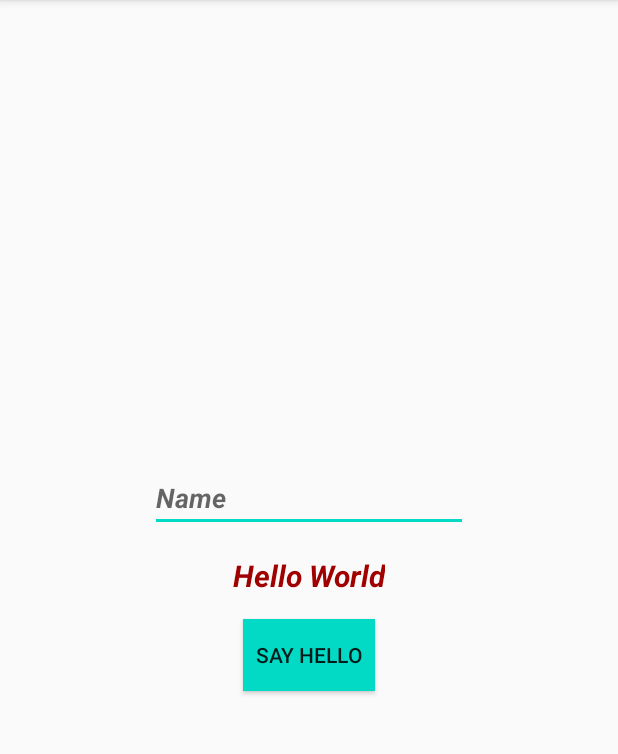
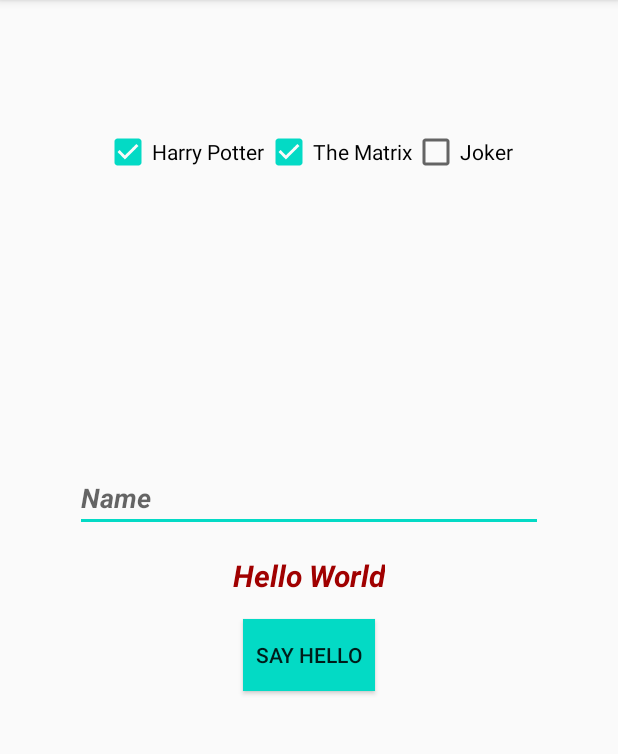
Before and after one commit to AtinAgnihotri/AndroidUiSandbox, an Android app: the screen it shows after launch (MainActivity), on a phone screen of 412 x 824 dp, the part 84-838 px from its top. Run offline under Robolectric (Android 15) with nearby library versions, the phone set to English and light mode, and no system bars.

```diff
--- a/app/src/main/java/com/atinagnihotri/uisandbox/MainActivity.java
+++ b/app/src/main/java/com/atinagnihotri/uisandbox/MainActivity.java
@@ -5,6 +5,8 @@ import androidx.appcompat.app.AppCompatActivity;
 import android.os.Bundle;
 import android.view.View;
 import android.widget.Button;
+import android.widget.CheckBox;
+import android.widget.CompoundButton;
 import android.widget.EditText;
 import android.widget.TextView;
 import android.widget.Toast;
@@ -13,6 +15,7 @@ public class MainActivity extends AppCompatActivity implements View.OnClickListe
 
     EditText edtTxtName;
     TextView textWelcome;
+    CheckBox chkBoxHarry, chkBoxMatrix, chkBoxJoker;
 
     @Override
     protected void onCreate(Bundle savedInstanceState) {
@@ -22,6 +25,9 @@ public class MainActivity extends AppCompatActivity implements View.OnClickListe
         Button btnHello = findViewById(R.id.btnHello);
         edtTxtName = findViewById(R.id.edtTxtName);
         textWelcome = findViewById(R.id.textWelcome);
+        chkBoxHarry = findViewById(R.id.chkBoxHarry);
+        chkBoxMatrix = findViewById(R.id.chkBoxMatrix);
+        chkBoxJoker = findViewById(R.id.chkBoxJoker);
 
 //        (Way # 3)
         btnHello.setOnClickListener(this);
@@ -42,6 +48,24 @@ public class MainActivity extends AppCompatActivity implements View.OnClickListe
             public boolean onLongClick(View v) {
                 Toast.makeText(MainActivity.this, "Long Pressed", Toast.LENGTH_LONG).show();
                 return true;
+            }
+        });
+
+        if (chkBoxHarry.isChecked()){
+            Toast.makeText(MainActivity.this, "You have watched Harry Porter", Toast.LENGTH_SHORT).show();
+        } else {
+            Toast.makeText(MainActivity.this, "You need to watch Harry Porter", Toast.LENGTH_SHORT).show();
+        }
+
+        // Similarly can also be implemented on Class level, with overridden methods
+        chkBoxHarry.setOnCheckedChangeListener(new CompoundButton.OnCheckedChangeListener() {
+            @Override
+            public void onCheckedChanged(CompoundButton buttonView, boolean isChecked) {
+                if (isChecked){
+                    Toast.makeText(MainActivity.this, "You have watched Harry Porter", Toast.LENGTH_SHORT).show();
+                } else {
+                    Toast.makeText(MainActivity.this, "You need to watch Harry Porter", Toast.LENGTH_SHORT).show();
+                }
             }
         });
 
--- a/app/src/main/res/layout/activity_main.xml
+++ b/app/src/main/res/layout/activity_main.xml
@@ -4,7 +4,7 @@
     xmlns:tools="http://schemas.android.com/tools"
     android:layout_width="match_parent"
     android:layout_height="match_parent"
-    android:padding="100dp"
+    android:padding="50dp"
     tools:context=".MainActivity">
 
     <TextView
@@ -42,5 +42,39 @@
         android:background="@color/colorAccent"
         android:text="@string/btn_hello" />
     <!--        android:onClick="onHelloBtnClicked"/>-->
+    <RelativeLayout
+        android:layout_width="wrap_content"
+        android:layout_height="wrap_content"
+        android:id="@+id/moviesRelativeLayout"
+        android:layout_centerHorizontal="true"
+        android:layout_marginTop="20dp">
+        <CheckBox
+            android:layout_width="wrap_content"
+            android:layout_height="wrap_content"
+            android:text="Harry Potter"
+            android:layout_marginTop="15dp"
+            android:id="@+id/chkBoxHarry"
+            android:checked="true"/>
+
+        <CheckBox
+            android:layout_width="wrap_content"
+            android:layout_height="wrap_content"
+            android:layout_toRightOf="@+id/chkBoxHarry"
+            android:layout_marginTop="15dp"
+            android:id="@+id/chkBoxMatrix"
+            android:text="The Matrix"
+            android:checked="true"/>
+
+        <CheckBox
+            android:layout_width="wrap_content"
+            android:layout_height="wrap_content"
+            android:layout_toRightOf="@+id/chkBoxMatrix"
+            android:layout_marginTop="15dp"
+            android:id="@+id/chkBoxJoker"
+            android:text="Joker"
+            android:checked="false"/>
+    </RelativeLayout>
+
+
 
 </RelativeLayout>
```
